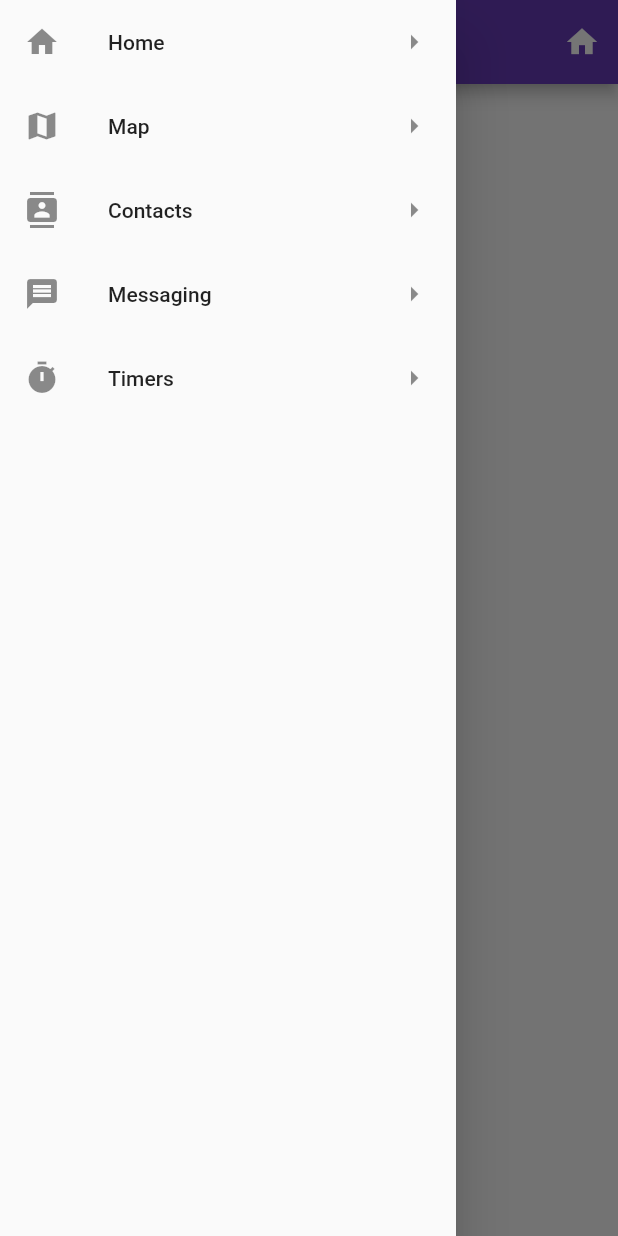
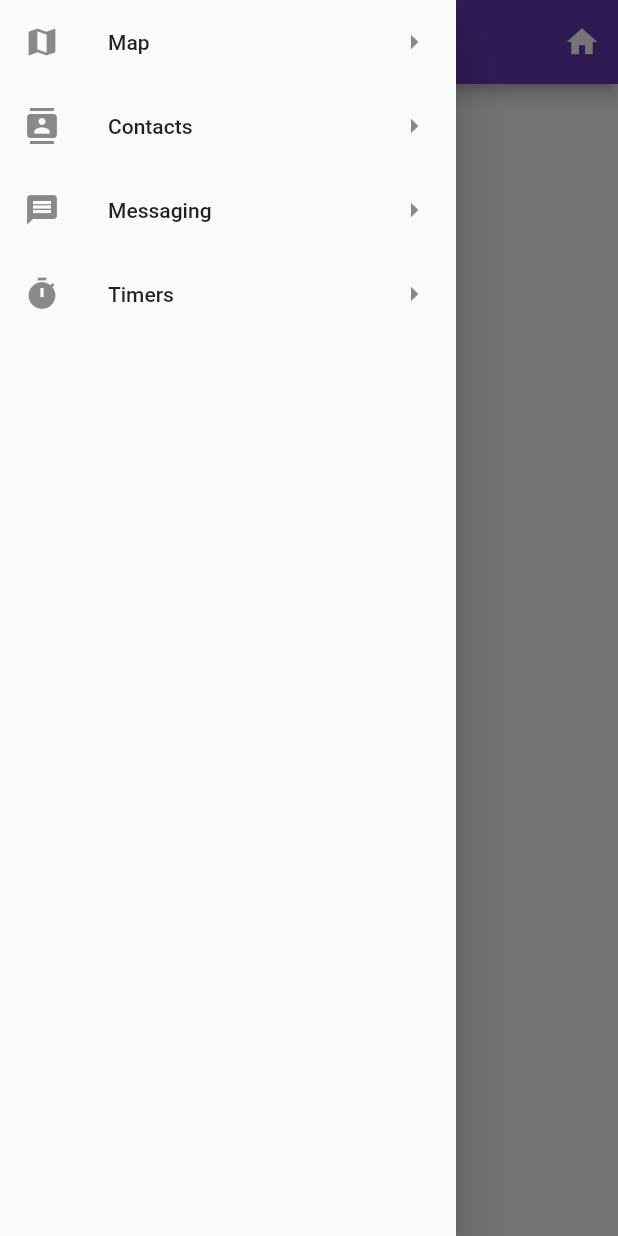
Before and after one commit to ChicoState/BSafe, a Flutter app: the Settings screen opened directly, with the side drawer open, on a phone screen of 412 x 824 dp. Run offline on Flutter 3.47's test engine with Material 2 defaults, Android fonts, the phone set to English and light mode, and no system bars; our stand-ins replace geolocator, google_maps_flutter.

```diff
--- a/bsafe_flutter/lib/Settings.dart
+++ b/bsafe_flutter/lib/Settings.dart
@@ -31,7 +31,6 @@ class Settings extends StatelessWidget {
       drawer: Drawer(
         child: ListView(
           children: <Widget>[
-            DrawerItem(dLeading:Icon(Icons.home), dTitle:"Home", dOnTap:MyApp()),
             DrawerItem(dLeading:Icon(Icons.map), dTitle:"Map", dOnTap:ThirdScreen()),
             DrawerItem(dLeading:Icon(Icons.contacts), dTitle:"Contacts", dOnTap:SecondScreen()),
             DrawerItem(dLeading:Icon(Icons.message), dTitle:"Messaging", dOnTap:FourthScreen()),
```
